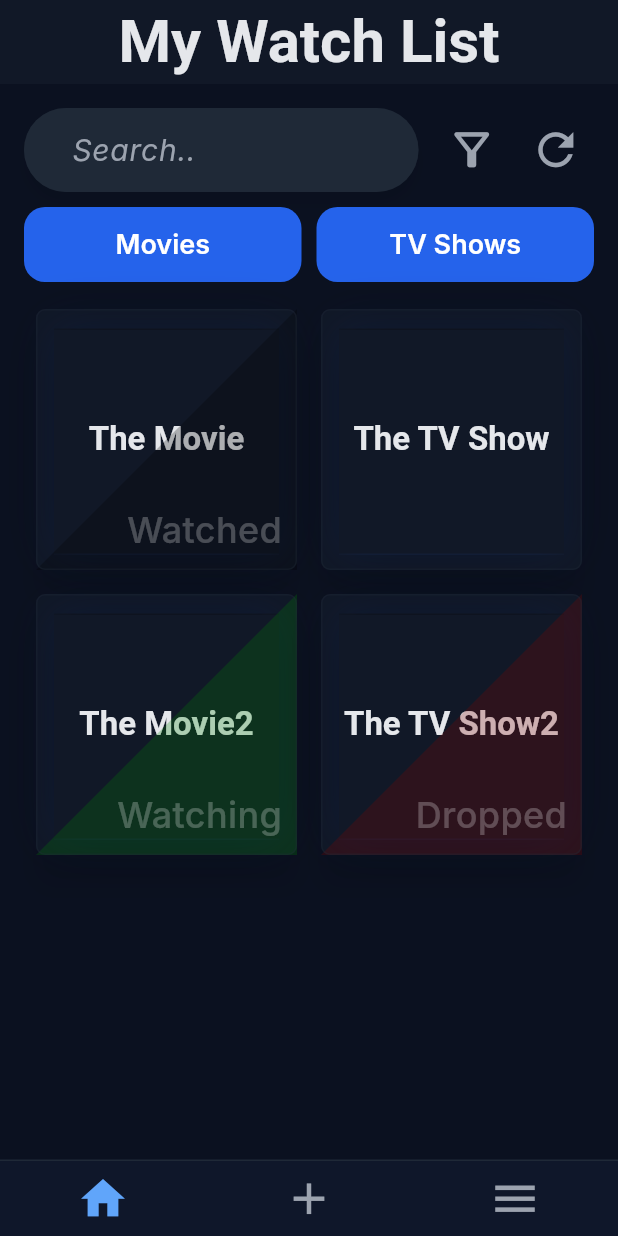
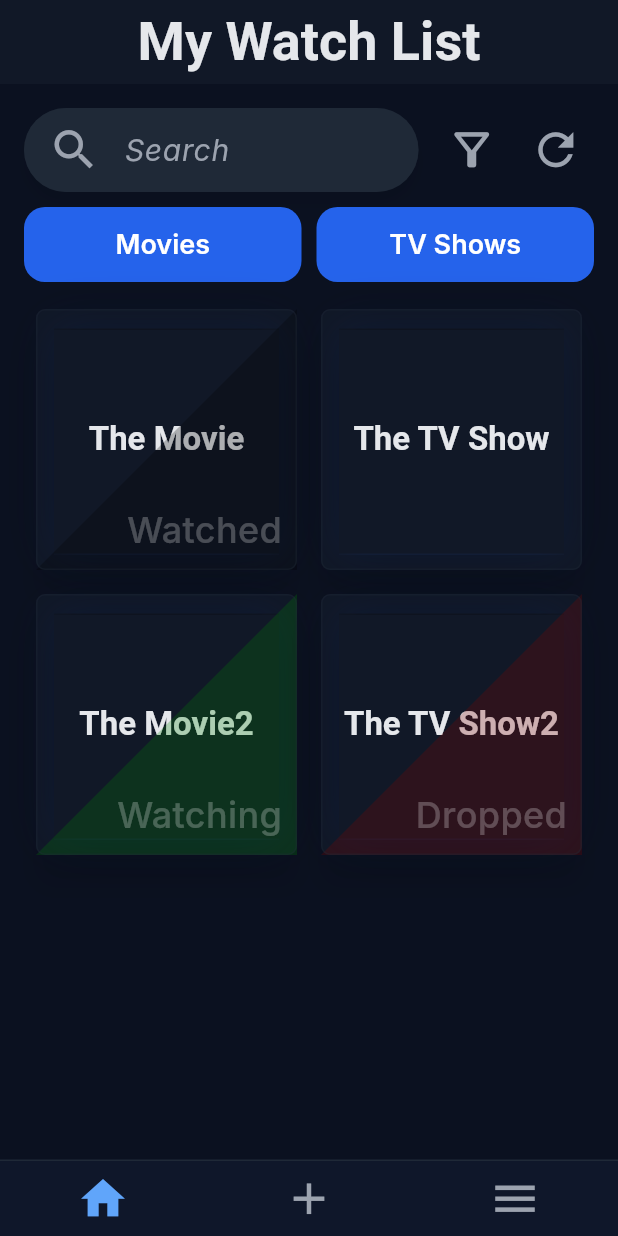
Before and after one commit to Bjorneee/movie_show_watchlist, a Flutter app: the screen it shows after launch, on a phone screen of 412 x 824 dp. Run offline on Flutter 3.47's test engine with Material 3 defaults, Android fonts, the phone set to English and light mode, and no system bars; our stand-ins replace device_preview; missing offline and left inert: window_manager; Roboto replaces fonts that are missing (Inter, Poppins).

Commit message:
Removed redundant properties - appBar: centerTitle -> handled in Themedata - searchBar: hintText -> handled in showAll() extension

```diff
--- a/lib/pages/home_screen.dart
+++ b/lib/pages/home_screen.dart
@@ -33,13 +33,7 @@ class _HomeScreen extends State<HomeScreen> {
     }).toList();
 
     return Scaffold(
-      appBar: AppBar(
-        title: Text(
-            "My Watch List",
-            style: TextStyle(fontSize: 40),
-        ),
-        centerTitle: true,
-      ),
+      appBar: AppBar(title: Text("My Watch List")),
       body: SafeArea(
         child: Padding(
           padding: const EdgeInsets.all(16),
@@ -49,9 +43,7 @@ class _HomeScreen extends State<HomeScreen> {
               Row(            //search bar on the top
                 children: [
                   Expanded(
-                      child: SearchBar(
-                        hintText: "Search..",
-                      )
+                      child: SearchBar().showAll()
                   ),
                   SizedBox(width: 10),
                   IconButton(
```
